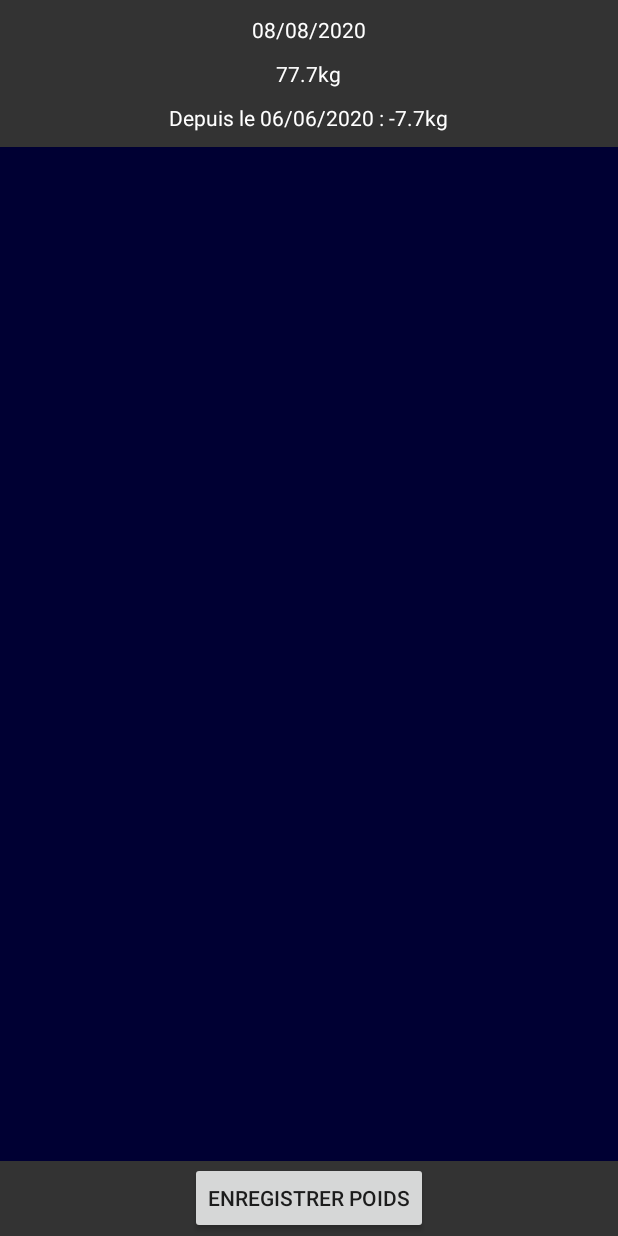
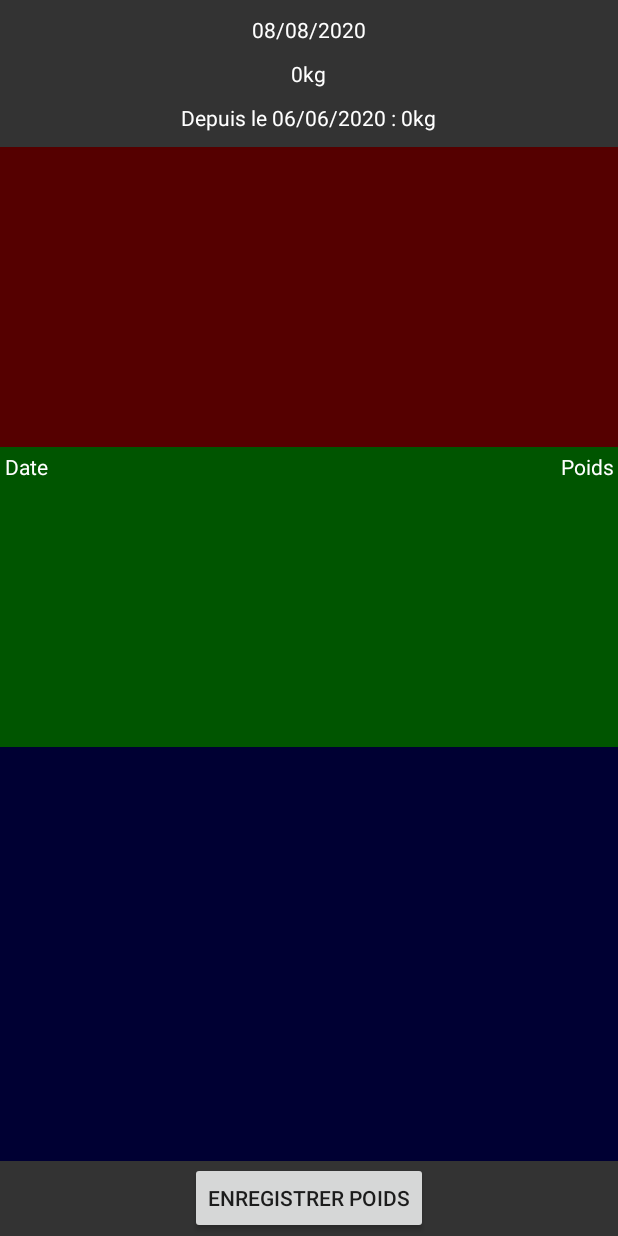
Before and after one commit to jukeb0x/walterwhite, an Android app: the screen it shows after launch (MealsActivity), in the side drawer, after a tap on "Poids", on a phone screen of 412 x 824 dp. Run offline under Robolectric (Android 15) with nearby library versions, the phone set to English and light mode, and no system bars; our stand-ins replace Room's generated code.

Commit message:
Refactoring Graphic weight_fragment implemented OnCreate

```diff
--- a/app/src/main/java/fr/mm/walterwhite/dao/DatabaseHelper.java
+++ b/app/src/main/java/fr/mm/walterwhite/dao/DatabaseHelper.java
@@ -22,7 +22,7 @@ import fr.mm.walterwhite.models.Recipe;
 import fr.mm.walterwhite.models.RecipeContent;
 import fr.mm.walterwhite.models.Weight;
 
-@Database(entities = {Consommation.class, Ingredient.class, Recipe.class, RecipeContent.class, Weight.class}, version = 7, exportSchema = false)
+@Database(entities = {Consommation.class, Ingredient.class, Recipe.class, RecipeContent.class, Weight.class}, version = 8, exportSchema = false)
 public abstract class DatabaseHelper extends RoomDatabase {
 
 
@@ -37,17 +37,14 @@ public abstract class DatabaseHelper extends RoomDatabase {
         public abstract IRecipeDao recipeDao();
         public abstract IWeightDao weightDao();
 
-    static final Migration MIGRATION_2_3 = new Migration(6, 7) {
+    static final Migration MIGRATION_2_3 = new Migration(7, 8) {
         @Override
         public void migrate(SupportSQLiteDatabase database) {
-            database.execSQL("DELETE FROM consommation");
-                      ContentValues contentValues = new ContentValues();
-            contentValues.put("name", "Lait");
-            contentValues.put("meal", "PETIT-DEJEUNER");
-            contentValues.put("points", 3);
+
+            ContentValues contentValues = new ContentValues();
             contentValues.put("date", "02/08/2020");
-            contentValues.put("portion", 25);
-            database.insert("Consommation", OnConflictStrategy.IGNORE, contentValues);
+            contentValues.put("pounds", 25);
+            database.insert("Weight", OnConflictStrategy.IGNORE, contentValues);
         }
     };
 
--- a/app/src/main/java/fr/mm/walterwhite/dao/impl/IWeightDao.java
+++ b/app/src/main/java/fr/mm/walterwhite/dao/impl/IWeightDao.java
@@ -16,6 +16,12 @@ public interface IWeightDao {
 
     @Query("SELECT * FROM WEIGHT ORDER BY weightId DESC LIMIT 1")
     public LiveData<Weight> getLastWeight();
+
+    @Query("SELECT * FROM WEIGHT ORDER BY date ASC LIMIT 1")
+    public LiveData<Weight> getFirstWeight();
+
+
+
     @Insert
     public void addWeight(Weight weight);
 
--- a/app/src/main/java/fr/mm/walterwhite/fragments/WeightFragment.java
+++ b/app/src/main/java/fr/mm/walterwhite/fragments/WeightFragment.java
@@ -20,8 +20,10 @@ import androidx.annotation.Nullable;
 import androidx.annotation.RequiresApi;
 import androidx.fragment.app.Fragment;
 import androidx.lifecycle.ViewModelProviders;
+import androidx.recyclerview.widget.LinearLayoutManager;
 import androidx.recyclerview.widget.RecyclerView;
 
+import java.util.ArrayList;
 import java.util.List;
 
 import fr.mm.walterwhite.R;
@@ -39,7 +41,10 @@ public class WeightFragment extends Fragment {
     private  WeightRecyclerViewAdapter adapter;
     private TextView poundsValue;
     private TextView poundsDate;
+    private TextView totalLoss;
     private Dialog PoundPickerDialog;
+    private Weight lastWeight;
+    private Weight firstWeight;
 
     public static WeightFragment newInstance() {
         return new WeightFragment();
@@ -56,11 +61,37 @@ public class WeightFragment extends Fragment {
         super.onActivityCreated(savedInstanceState);
         poundsValue=getView().findViewById(R.id.MainPoundValue);
         poundsDate=getView().findViewById(R.id.MainPoundDate);
+        totalLoss=getView().findViewById(R.id.TotalLossValue);
         configureViewModel();
         handleGrid();
         handleMainDatePicker();
         handleButton();
+        handleWeightValues();
     }
+
+    private void handleWeightValues() {
+        itemViewModel.getFirstWeight().observe(getActivity(),this::setFirstWeight);;
+        itemViewModel.getLastWeight().observe(getActivity(),this::setLastWeight);
+    }
+
+    private void updateHeaderValues(){
+        if (lastWeight != null) {poundsValue.setText(lastWeight.getWeight()+"kg");}
+        if (firstWeight != null && lastWeight != null) {
+            double tl = (double) Math.round((lastWeight.getWeight()-firstWeight.getWeight())*10)/10;
+            totalLoss.setText("Depuis le " + firstWeight.getWeightDate()+" : "+ tl + "kg");
+        }
+    }
+
+    private void setLastWeight(Weight lw){
+        lastWeight=lw;
+        updateHeaderValues();
+    }
+    private void setFirstWeight(Weight fw){
+        firstWeight=fw;
+        updateHeaderValues();
+    }
+
+
 
     private void configureViewModel(){
         ViewModelFactory mViewModelFactory = Injection.provideViewModelFactory(getActivity());
@@ -70,17 +101,8 @@ public class WeightFragment extends Fragment {
 
 
     private void handleGrid(){
-        /*gridView = getActivity().findViewById(R.id.listweights);
-        List<Weight> listCModels =new  ArrayList<>();
-        /*WeightDao db = new WeightDao(getActivity());
-            List<Weight> list = db.getWeights();
-
-            for(Weight conso:list){
-                WeightViewModel cm=new WeightViewModel(conso.getWeightDate(),conso.getWeight()+"kg");
-                listCModels.add(cm);
-
-            }
-
+        gridView = getActivity().findViewById(R.id.ListWeights);
+        List<Weight> listCModels =new ArrayList<>();
 
         LinearLayoutManager layoutManager
                 = new LinearLayoutManager(getActivity(), LinearLayoutManager.VERTICAL, false);
@@ -88,7 +110,7 @@ public class WeightFragment extends Fragment {
         this.adapter = new WeightRecyclerViewAdapter(getActivity(), listCModels);
         gridView.setLayoutManager(layoutManager);
         gridView.setAdapter(adapter);
-        getItems();*/
+        getItems();
 
         }
 
@@ -142,7 +164,8 @@ public class WeightFragment extends Fragment {
     private void onPoundTextViewSet(String newValue){
         poundsValue.setText(newValue);
         PoundPickerDialog.dismiss();
-        //AddNewPoundValueToDB()
+        createItem();
+        updateHeaderValues();
     }
 
     @RequiresApi(api = Build.VERSION_CODES.N)
@@ -205,10 +228,10 @@ public class WeightFragment extends Fragment {
 
     }
 
-    /*private void createItem(){
-        Weight item = new Weight(1,this.poundsDate.getText().toString(), Double.parseDouble(this.poundsInput.getText().toString()));
+    private void createItem(){
+        Weight item = new Weight(this.poundsDate.getText().toString(), Double.parseDouble(this.poundsValue.getText().toString().split("k")[0]));
         this.itemViewModel.createWeight(item);
-    }*/
+    }
 
 
 
--- a/app/src/main/java/fr/mm/walterwhite/models/Weight.java
+++ b/app/src/main/java/fr/mm/walterwhite/models/Weight.java
@@ -17,8 +17,7 @@ public class Weight implements Serializable  {
 
 
 
-    public Weight(int weightId, String weightDate, double weight) {
-            this.weightId= weightId;
+    public Weight(String weightDate, double weight) {
             this.weightDate= weightDate;
             this.weight=weight;
     }
--- a/app/src/main/java/fr/mm/walterwhite/repositories/WeightRepository.java
+++ b/app/src/main/java/fr/mm/walterwhite/repositories/WeightRepository.java
@@ -17,6 +17,7 @@ public class WeightRepository {
 
     public LiveData<List<Weight>> getWeights(){ return this.dao.getWeights(); }
     public LiveData<Weight> getLastWeight(){ return this.dao.getLastWeight();}
+    public LiveData<Weight> getFirstWeight(){ return this.dao.getFirstWeight();}
 
 
     // --- CREATE ---
--- a/app/src/main/java/fr/mm/walterwhite/viewmodels/WeightViewModel.java
+++ b/app/src/main/java/fr/mm/walterwhite/viewmodels/WeightViewModel.java
@@ -36,6 +36,10 @@ public class WeightViewModel extends ViewModel {
         return dataSource.getLastWeight();
     }
 
+    public LiveData<Weight> getFirstWeight() {
+        return dataSource.getFirstWeight();
+    }
+
     public void createWeight(Weight item) {
         executor.execute(() -> {
             dataSource.createWeight(item);
--- a/app/src/main/res/layout/weight_fragment.xml
+++ b/app/src/main/res/layout/weight_fragment.xml
@@ -28,7 +28,7 @@
             android:id="@+id/MainPoundValue"
             android:layout_width="wrap_content"
             android:layout_height="wrap_content"
-            android:text="77.7kg"
+            android:text="0kg"
             android:layout_centerInParent="true"
             android:textColor="#FFFFFF"
             android:layout_below="@+id/MainPoundDate"/>
@@ -37,7 +37,7 @@
             android:id="@+id/TotalLossValue"
             android:layout_width="wrap_content"
             android:layout_height="wrap_content"
-            android:text="Depuis le 06/06/2020 : -7.7kg"
+            android:text="Depuis le 06/06/2020 : 0kg"
             android:layout_centerInParent="true"
             android:textColor="#FFFFFF"
             android:layout_margin="10dp"
@@ -55,6 +55,59 @@
         android:background="#000033"
         app:layout_constraintBottom_toTopOf="@+id/weight_add_button_layout"
         app:layout_constraintTop_toBottomOf="@+id/weight_main_info_layout">
+
+
+        <RelativeLayout
+            android:id="@+id/WeightGraphView"
+            android:layout_width="match_parent"
+            android:layout_height="200dp"
+            android:background="#550000">
+
+        </RelativeLayout>
+
+
+
+        <TableLayout
+            android:id="@+id/WeightTableView"
+            android:layout_width="match_parent"
+            android:layout_height="200dp"
+            android:background="#005500"
+            android:layout_below="@id/WeightGraphView"
+            android:stretchColumns="1">
+
+            <TableRow
+                android:layout_width="match_parent"
+                android:layout_height="wrap_content">
+
+                <TextView
+                    android:text="@string/table_weight_date"
+                    android:layout_width="wrap_content"
+                    android:layout_height="wrap_content"
+                    android:textColor="#FFFFFF"
+                    android:padding="3dip" />
+
+                <TextView
+                    android:text="@string/table_weight_pounds"
+                    android:layout_width="wrap_content"
+                    android:layout_height="wrap_content"
+                    android:textColor="#FFFFFF"
+                    android:gravity="end"
+                    android:padding="3dip" />
+            </TableRow>
+
+            <androidx.recyclerview.widget.RecyclerView
+                android:id="@+id/ListWeights"
+                android:layout_width="wrap_content"
+                android:layout_height="wrap_content"
+                android:layout_marginTop="2dp"
+                android:background="#009688"
+                android:orientation="vertical"
+                app:layout_constraintBottom_toBottomOf="parent"
+                app:layout_constraintStart_toStartOf="parent"
+                app:layout_constraintVertical_bias="0.0" >
+            </androidx.recyclerview.widget.RecyclerView>
+        </TableLayout>
+
 
     </RelativeLayout>
 
@@ -121,41 +174,6 @@
 
 
 
-        <TableLayout
-            android:layout_width="match_parent"
-            android:layout_height="600dp"
-            android:stretchColumns="1">
-
-            <TableRow
-                android:layout_width="wrap_content"
-                android:layout_height="wrap_content"
-                >
-                <TextView
-                    android:text="@string/table_weight_date"
-                    android:layout_width="wrap_content"
-                    android:layout_height="wrap_content"
-                    android:padding="3dip" />
-
-                <TextView
-                    android:text="@string/table_weight_pounds"
-                    android:layout_width="wrap_content"
-                    android:layout_height="wrap_content"
-                    android:gravity="end"
-                    android:padding="3dip" />
-            </TableRow>
-
-            <androidx.recyclerview.widget.RecyclerView
-                android:id="@+id/listweights"
-                android:layout_width="wrap_content"
-                android:layout_height="wrap_content"
-                android:layout_marginTop="2dp"
-                android:background="#009688"
-                android:orientation="vertical"
-                app:layout_constraintBottom_toBottomOf="parent"
-                app:layout_constraintStart_toStartOf="parent"
-                app:layout_constraintVertical_bias="0.0" >
-
-            </androidx.recyclerview.widget.RecyclerView>
-       </TableLayout>-->
+       -->
 
 </RelativeLayout>
```
